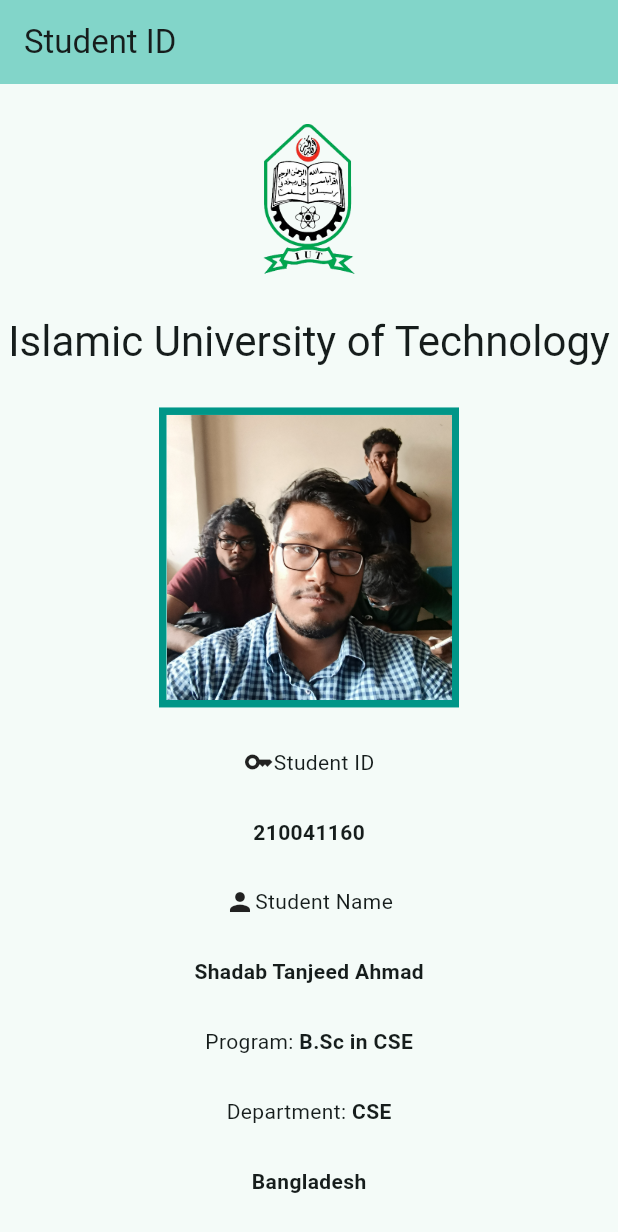
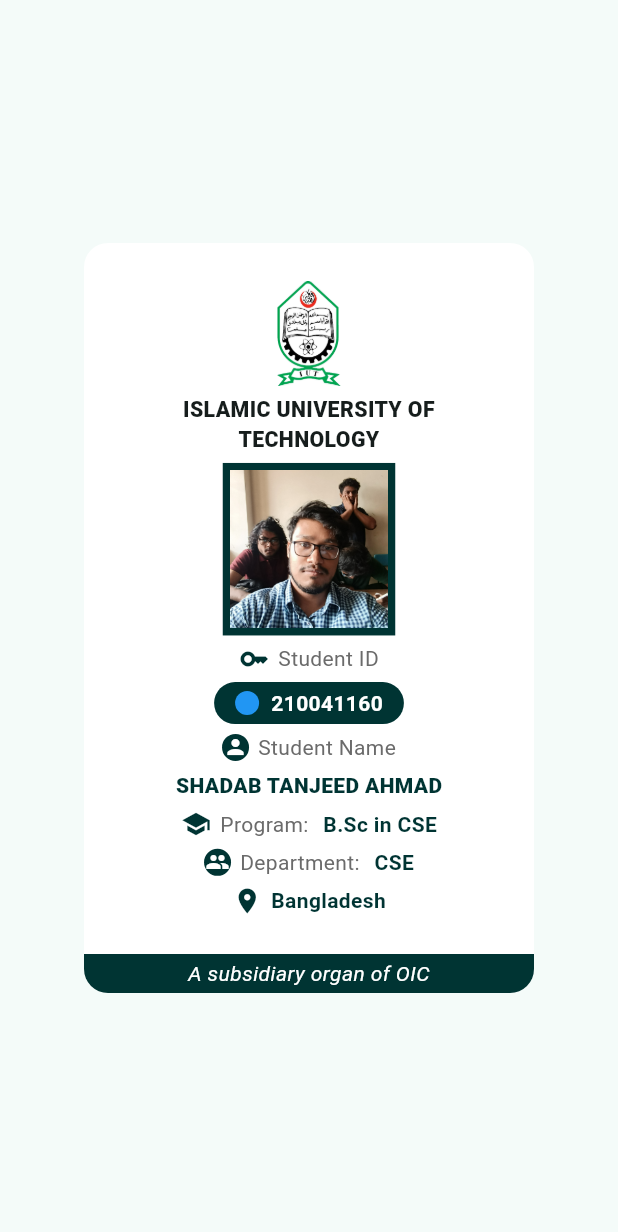
Before and after one commit to shadabtanjeed/IT-Tasks, a Flutter app: the screen it shows after launch, on a phone screen of 412 x 824 dp. Shown: the top 1232 px of the screen. Run offline on Flutter 3.47's test engine with Material 3 defaults, Android fonts, the phone set to English and light mode, and no system bars.

Commit message:
basic implementation

```diff
--- a/1_id_card_clone/lib/main.dart
+++ b/1_id_card_clone/lib/main.dart
@@ -7,30 +7,12 @@
 class MyApp extends StatelessWidget {
   const MyApp({super.key});
 
-  // This widget is the root of your application.
   @override
   Widget build(BuildContext context) {
     return MaterialApp(
       title: 'Student ID',
       theme: ThemeData(
-        // This is the theme of your application.
-        //
-        // TRY THIS: Try running your application with "flutter run". You'll see
-        // the application has a purple toolbar. Then, without quitting the app,
-        // try changing the seedColor in the colorScheme below to Colors.green
-        // and then invoke "hot reload" (save your changes or press the "hot
-        // reload" button in a Flutter-supported IDE, or press "r" if you used
-        // the command line to start the app).
-        //
-        // Notice that the counter didn't reset back to zero; the application
-        // state is not lost during the reload. To reset the state, use hot
-        // restart instead.
-        //
-        // This works for code too, not just values: Most code changes can be
-        // tested with just a hot reload.
-        colorScheme: ColorScheme.fromSeed(
-          seedColor: const Color.fromARGB(255, 5, 84, 76),
-        ),
+        colorScheme: ColorScheme.fromSeed(seedColor: const Color(0xFF003433)),
       ),
       home: const MyHomePage(title: 'Student ID'),
     );
@@ -39,15 +21,6 @@
 
 class MyHomePage extends StatefulWidget {
   const MyHomePage({super.key, required this.title});
-
-  // This widget is the home page of your application. It is stateful, meaning
-  // that it has a State object (defined below) that contains fields that affect
-  // how it looks.
-
-  // This class is the configuration for the state. It holds the values (in this
-  // case the title) provided by the parent (in this case the App widget) and
-  // used by the build method of the State. Fields in a Widget subclass are
-  // always marked "final".
 
   final String title;
 
@@ -58,86 +31,220 @@
 class _MyHomePageState extends State<MyHomePage> {
   @override
   Widget build(BuildContext context) {
-    // This method is rerun every time setState is called, for instance as done
-    // by the _incrementCounter method above.
-    //
-    // The Flutter framework has been optimized to make rerunning build methods
-    // fast, so that you can just rebuild anything that needs updating rather
-    // than having to individually change instances of widgets.
+    const double cardWidth = 300.0;
+    const double cardHeight = 500.0;
+
     return Scaffold(
-      appBar: AppBar(
-        // TRY THIS: Try changing the color here to a specific color (to
-        // Colors.amber, perhaps?) and trigger a hot reload to see the AppBar
-        // change color while the other colors stay the same.
-        backgroundColor: Theme.of(context).colorScheme.inversePrimary,
-        // Here we take the value from the MyHomePage object that was created by
-        // the App.build method, and use it to set our appbar title.
-        title: Text(widget.title),
+      backgroundColor: Theme.of(context).colorScheme.background,
+      body: Center(
+        child: Column(
+          mainAxisSize: MainAxisSize.min,
+          children: [
+            Container(
+              width: cardWidth,
+              height: cardHeight,
+              decoration: BoxDecoration(
+                color: Colors.white,
+                borderRadius: BorderRadius.circular(16),
               ),
-      body: Center(
-        // Center is a layout widget. It takes a single child and positions it
-        // in the middle of the parent.
               child: Column(
-          // Column is also a layout widget. It takes a list of children and
-          // arranges them vertically. By default, it sizes itself to fit its
-          // children horizontally, and tries to be as tall as its parent.
-          //
-          // Column has various properties to control how it sizes itself and
-          // how it positions its children. Here we use mainAxisAlignment to
-          // center the children vertically; the main axis here is the vertical
-          // axis because Columns are vertical (the cross axis would be
-          // horizontal).
-          //
-          // TRY THIS: Invoke "debug painting" (choose the "Toggle Debug Paint"
-          // action in the IDE, or press "p" in the console), to see the
-          // wireframe for each widget.
+                children: [
+                  Expanded(
+                    child: Padding(
+                      padding: const EdgeInsets.all(20.0),
+                      child: Column(
                         mainAxisAlignment: MainAxisAlignment.spaceEvenly,
                         children: <Widget>[
-            Image.asset('assets/images/iut.png', width: 100, height: 100),
+                          Image.asset(
+                            'assets/images/iut.png',
+                            width: 70,
+                            height: 70,
+                          ),
                           Text(
-              'Islamic University of Technology',
-              style: Theme.of(context).textTheme.headlineMedium,
+                            'ISLAMIC UNIVERSITY OF TECHNOLOGY',
+                            textAlign: TextAlign.center,
+                            style: const TextStyle(
+                              fontWeight: FontWeight.w900,
+                              fontSize: 14.21,
+                            ),
                           ),
                           Container(
-              width: 200,
-              height: 200,
+                            width: 115,
+                            height: 115,
                             decoration: BoxDecoration(
-                border: Border.all(color: Colors.teal, width: 5),
+                              border: Border.all(
+                                color: const Color(0xFF003433),
+                                width: 5,
                               ),
-              child: Image.asset('assets/images/nuh.jpg', fit: BoxFit.cover),
+                            ),
+                            clipBehavior: Clip.hardEdge,
+                            child: Image.asset(
+                              'assets/images/nuh.jpg',
+                              fit: BoxFit.cover,
+                            ),
                           ),
                           Row(
                             mainAxisAlignment: MainAxisAlignment.center,
-              children: [Icon(Icons.key, size: 20), Text('Student ID')],
+                            children: const [
+                              Icon(
+                                Icons.key,
+                                size: 20,
+                                color: Color(0xFF003433),
                               ),
-            Text('210041160', style: TextStyle(fontWeight: FontWeight.bold)),
+                              SizedBox(width: 6),
+                              Text(
+                                'Student ID',
+                                style: TextStyle(color: Color(0xFF6B6B6B)),
+                              ),
+                            ],
+                          ),
+                          Container(
+                            padding: const EdgeInsets.symmetric(
+                              horizontal: 14,
+                              vertical: 4,
+                            ),
+                            decoration: BoxDecoration(
+                              color: const Color(0xFF003433),
+                              borderRadius: BorderRadius.circular(15),
+                            ),
+                            child: Row(
+                              mainAxisSize: MainAxisSize.min,
+                              children: [
+                                const CircleAvatar(
+                                  radius: 8,
+                                  backgroundColor: Colors.blue,
+                                ),
+                                const SizedBox(width: 8),
+                                const Text(
+                                  '210041160',
+                                  style: TextStyle(
+                                    fontWeight: FontWeight.bold,
+                                    color: Colors.white,
+                                  ),
+                                ),
+                              ],
+                            ),
+                          ),
                           Row(
                             mainAxisAlignment: MainAxisAlignment.center,
-              children: [Icon(Icons.person, size: 20), Text('Student Name')],
+                            children: const [
+                              CircleAvatar(
+                                backgroundColor: Color(0xFF003433),
+                                radius: 9,
+                                child: Icon(
+                                  Icons.person,
+                                  color: Colors.white,
+                                  size: 16,
                                 ),
+                              ),
+                              SizedBox(width: 6),
                               Text(
-              'Shadab Tanjeed Ahmad',
-              style: TextStyle(fontWeight: FontWeight.bold),
+                                'Student Name',
+                                style: TextStyle(color: Color(0xFF6B6B6B)),
                               ),
-
+                            ],
+                          ),
+                          const Text(
+                            'SHADAB TANJEED AHMAD',
+                            style: TextStyle(
+                              fontWeight: FontWeight.w900,
+                              color: Color(0xFF003433),
+                            ),
+                          ),
                           Row(
                             mainAxisAlignment: MainAxisAlignment.center,
-              children: [
-                Text('Program: '),
+                            children: const [
+                              Icon(
+                                Icons.school,
+                                size: 20,
+                                color: Color(0xFF003433),
+                              ),
+                              SizedBox(width: 6),
+                              Text(
+                                'Program: ',
+                                style: TextStyle(color: Color(0xFF6B6B6B)),
+                              ),
+                              SizedBox(width: 6),
                               Text(
                                 'B.Sc in CSE',
-                  style: TextStyle(fontWeight: FontWeight.bold),
+                                style: TextStyle(
+                                  fontWeight: FontWeight.bold,
+                                  color: Color(0xFF003433),
+                                ),
                               ),
                             ],
                           ),
                           Row(
                             mainAxisAlignment: MainAxisAlignment.center,
-              children: [
-                Text('Department: '),
-                Text('CSE', style: TextStyle(fontWeight: FontWeight.bold)),
+                            children: const [
+                              CircleAvatar(
+                                backgroundColor: Color(0xFF003433),
+                                radius: 9,
+                                child: Icon(
+                                  Icons.group,
+                                  color: Colors.white,
+                                  size: 16,
+                                ),
+                              ),
+                              SizedBox(width: 6),
+                              Text(
+                                'Department: ',
+                                style: TextStyle(color: Color(0xFF6B6B6B)),
+                              ),
+                              SizedBox(width: 6),
+                              Text(
+                                'CSE',
+                                style: TextStyle(
+                                  fontWeight: FontWeight.bold,
+                                  color: Color(0xFF003433),
+                                ),
+                              ),
                             ],
                           ),
-            Text('Bangladesh', style: TextStyle(fontWeight: FontWeight.bold)),
+                          Row(
+                            mainAxisAlignment: MainAxisAlignment.center,
+                            children: const [
+                              Icon(
+                                Icons.location_on,
+                                size: 20,
+                                color: Color(0xFF003433),
+                              ),
+                              SizedBox(width: 6),
+                              Text(
+                                'Bangladesh',
+                                style: TextStyle(
+                                  fontWeight: FontWeight.bold,
+                                  color: Color(0xFF003433),
+                                ),
+                              ),
+                            ],
+                          ),
+                        ],
+                      ),
+                    ),
+                  ),
+                  Container(
+                    height: 26,
+                    width: double.infinity,
+                    decoration: const BoxDecoration(
+                      color: Color(0xFF003433),
+                      borderRadius: BorderRadius.only(
+                        bottomLeft: Radius.circular(16),
+                        bottomRight: Radius.circular(16),
+                      ),
+                    ),
+                    alignment: Alignment.center,
+                    child: const Text(
+                      'A subsidiary organ of OIC',
+                      style: TextStyle(
+                        color: Colors.white,
+                        fontStyle: FontStyle.italic,
+                      ),
+                    ),
+                  ),
+                ],
+              ),
+            ),
           ],
         ),
       ),
```
Lines whose indentation alone changed are shown as unchanged.
